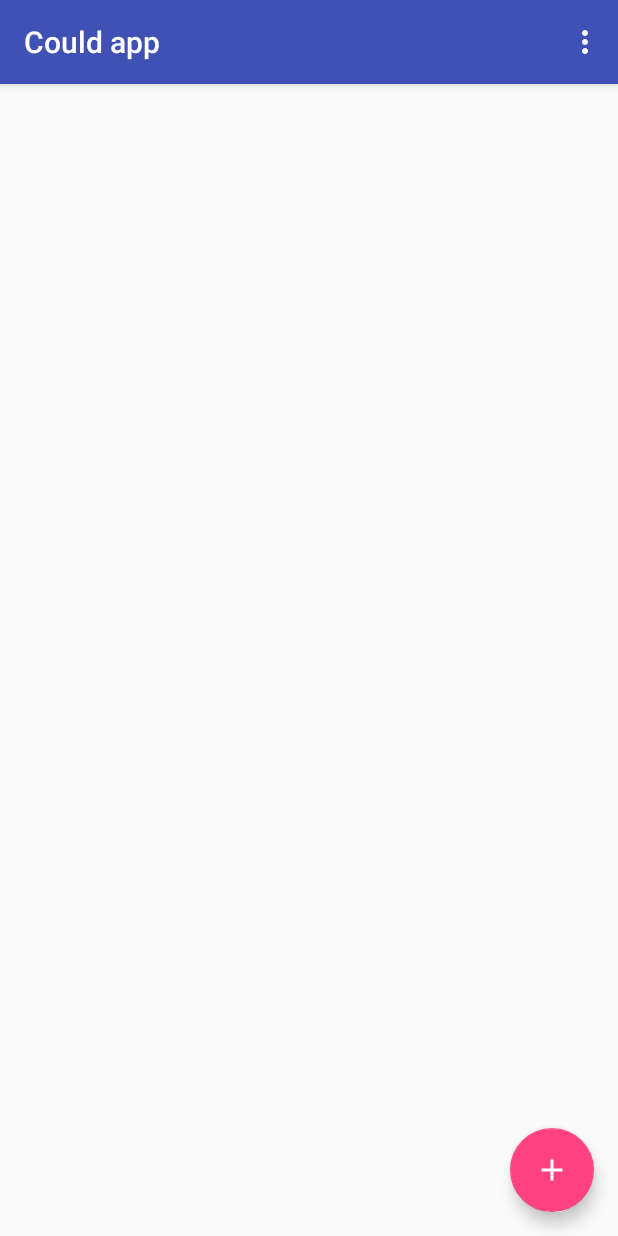
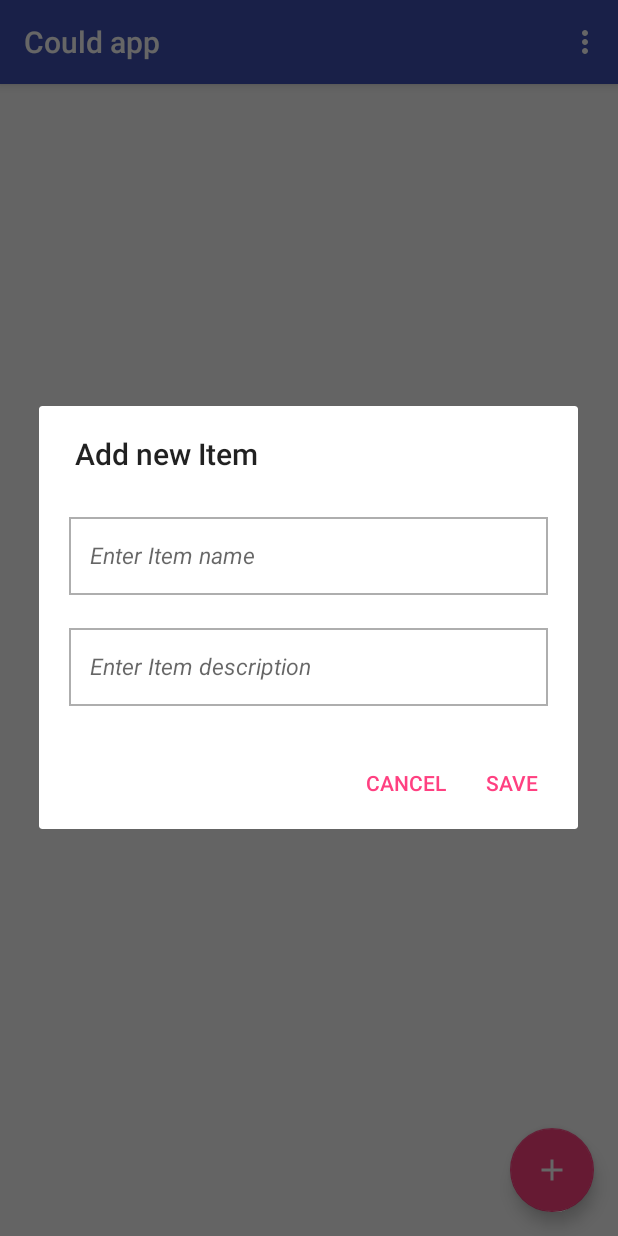
Before and after one commit to AntonioCappiello/cloud-based-app-example, an Android app: the ItemListActivity screen opened directly, with no data from a screen before it, after a tap on an icon or button, on a phone screen of 412 x 824 dp. Run offline under Robolectric (Android 15) with nearby library versions, the phone set to English and light mode, and no system bars; our stand-ins replace ButterKnife, Dagger/Hilt's generated code; libraries missing offline, so code that uses them is left out: com.firebase.client, com.firebase.ui, com.orhanobut.logger, com.pixplicity.easyprefs, com.soikonomakis.rxfirebase and 1 more; 9 statements that could not run were skipped.

Commit message:
created custom dialog to enter new item details

```diff
--- a/app/src/main/java/com/antoniocappiello/cloudapp/view/list/ItemListActivity.java
+++ b/app/src/main/java/com/antoniocappiello/cloudapp/view/list/ItemListActivity.java
@@ -14,6 +14,7 @@ import com.antoniocappiello.cloudapp.Utils;
 import com.antoniocappiello.cloudapp.model.Item;
 import com.antoniocappiello.cloudapp.presenter.backend.BackendAdapter;
 import com.antoniocappiello.cloudapp.view.BaseActivity;
+import com.antoniocappiello.cloudapp.view.widgets.DialogFactory;
 import com.orhanobut.logger.Logger;
 
 import java.util.Date;
@@ -66,8 +67,9 @@ public class ItemListActivity extends BaseActivity {
 
     @OnClick(R.id.fab)
     public void addItem(){
-        Item item = new Item("DUMMY NAME", new Date(System.currentTimeMillis()).toString()); // dummy data
-        mBackendAdapter.addItemToUserList(Utils.getCurrentUserEmail(), item);
+        DialogFactory.getAddItemDialog(this).show();
+//        Item item = new Item("DUMMY NAME", new Date(System.currentTimeMillis()).toString()); // dummy data
+//        mBackendAdapter.addItemToUserList(Utils.getCurrentUserEmail(), item);
     }
 
     @Override
--- a/app/src/main/java/com/antoniocappiello/cloudapp/view/widgets/DialogFactory.java
+++ b/app/src/main/java/com/antoniocappiello/cloudapp/view/widgets/DialogFactory.java
@@ -1,9 +1,21 @@
 package com.antoniocappiello.cloudapp.view.widgets;
 
+import android.app.Activity;
 import android.app.ProgressDialog;
 import android.content.Context;
+import android.content.DialogInterface;
+import android.support.v7.app.ActionBar;
+import android.support.v7.app.AlertDialog;
+import android.support.v7.view.ContextThemeWrapper;
+import android.view.LayoutInflater;
+import android.view.View;
+import android.widget.EditText;
 
 import com.antoniocappiello.cloudapp.R;
+import com.antoniocappiello.cloudapp.view.list.ItemListActivity;
+
+import butterknife.Bind;
+import butterknife.ButterKnife;
 
 public class DialogFactory {
     public static ProgressDialog getSignInProgressDialog(Context context) {
@@ -21,4 +33,19 @@ public class DialogFactory {
         progressDialog.setCancelable(false);
         return progressDialog;
     }
+
+    public static AlertDialog getAddItemDialog(Activity activity) {
+        AlertDialog.Builder dialogBuilder = new AlertDialog.Builder(activity);
+        View dialogView = activity.getLayoutInflater().inflate(R.layout.add_item_dialog, null);
+        dialogBuilder.setView(dialogView);
+        dialogBuilder.setCancelable(false);
+        dialogBuilder.setTitle(activity.getString(R.string.add_new_item));
+        dialogBuilder.setPositiveButton(activity.getString(R.string.save), (dialog, whichButton) -> {
+
+        });
+        dialogBuilder.setNegativeButton(activity.getString(R.string.cancel), (dialog, whichButton) -> {
+            dialog.dismiss();
+        });
+        return dialogBuilder.create();
+    }
 }
--- /dev/null
+++ b/app/src/main/res/drawable/borders_grey.xml
@@ -0,0 +1,10 @@
+<shape xmlns:android="http://schemas.android.com/apk/res/android"
+       android:shape="rectangle">
+
+    <solid
+        android:color="@color/white"/>
+
+    <stroke
+        android:width="1dp"
+        android:color="@color/dark_grey" />
+</shape>
--- /dev/null
+++ b/app/src/main/res/layout/add_item_dialog.xml
@@ -0,0 +1,54 @@
+<?xml version="1.0" encoding="utf-8"?>
+<LinearLayout xmlns:android="http://schemas.android.com/apk/res/android"
+              xmlns:app="http://schemas.android.com/apk/res-auto"
+              android:orientation="vertical"
+              android:padding="20dp"
+              android:layout_width="match_parent"
+              android:layout_height="match_parent">
+
+    <LinearLayout
+        android:layout_width="0px"
+        android:layout_height="0px"
+        android:focusable="true"
+        android:focusableInTouchMode="true" />
+
+    <android.support.design.widget.TextInputLayout
+        android:layout_width="match_parent"
+        android:layout_height="wrap_content"
+        android:layout_marginBottom="@dimen/lists_title_bottom_margin"
+        app:hintTextAppearance="@style/HintText">
+
+        <com.antoniocappiello.cloudapp.view.widgets.EditTextWithClearIcon
+            android:id="@+id/edit_text_item_name"
+            android:layout_width="match_parent"
+            android:layout_height="wrap_content"
+            android:background="@drawable/borders_grey"
+            android:hint="@string/hint_enter_item_name"
+            android:inputType="textEmailAddress"
+            android:nextFocusDown="@+id/edit_text_item_description"
+            android:padding="@dimen/edit_text_padding"
+            android:textColor="@color/black"
+            android:textColorHint="@color/dark_grey"
+            android:textSize="@dimen/login_buttons_text_size" />
+    </android.support.design.widget.TextInputLayout>
+
+    <android.support.design.widget.TextInputLayout
+        android:layout_width="match_parent"
+        android:layout_height="wrap_content"
+        app:hintTextAppearance="@style/HintText">
+
+        <com.antoniocappiello.cloudapp.view.widgets.EditTextWithClearIcon
+            android:id="@+id/edit_text_item_description"
+            android:layout_width="match_parent"
+            android:layout_height="wrap_content"
+            android:background="@drawable/borders_grey"
+            android:hint="@string/hint_enter_item_description"
+            android:inputType="textEmailAddress"
+            android:padding="@dimen/edit_text_padding"
+            android:textColor="@color/black"
+            android:textColorHint="@color/dark_grey"
+            android:textSize="@dimen/login_buttons_text_size" />
+    </android.support.design.widget.TextInputLayout>
+
+
+</LinearLayout>
--- a/app/src/main/res/values/strings.xml
+++ b/app/src/main/res/values/strings.xml
@@ -22,4 +22,9 @@
     <string name="log_message_auth_successful">auth successful.</string>
     <string name="password_will_be_sent_via_email">*The email will be used to confirm your account.</string>
     <string name="action_log_out">Logout</string>
+    <string name="hint_enter_item_name">Enter Item name</string>
+    <string name="save">Save</string>
+    <string name="cancel">Cancel</string>
+    <string name="hint_enter_item_description">Enter Item description</string>
+    <string name="add_new_item">Add new Item</string>
 </resources>
```
